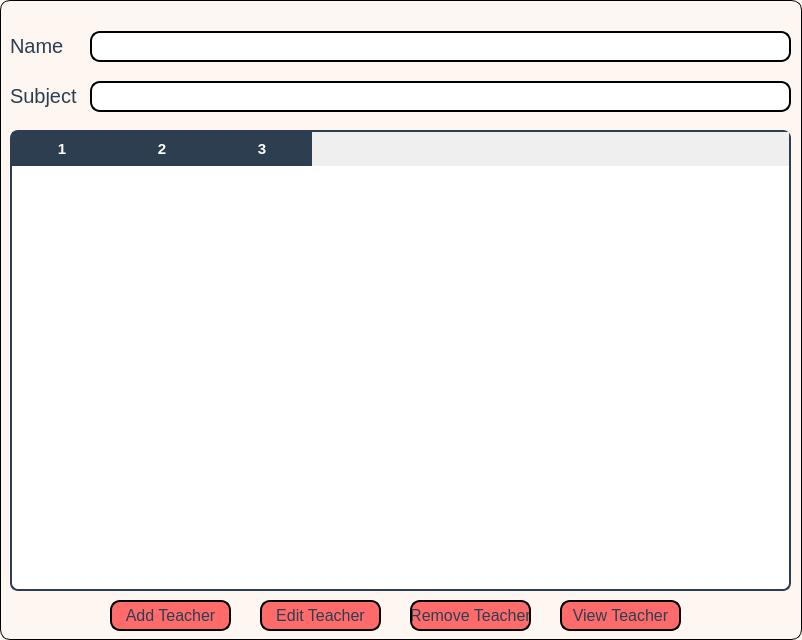
First picture: the form in AdminPanel/TeacherManagement.ui, repository sarimkhan4/SchoolManagementSystem, before the edit.
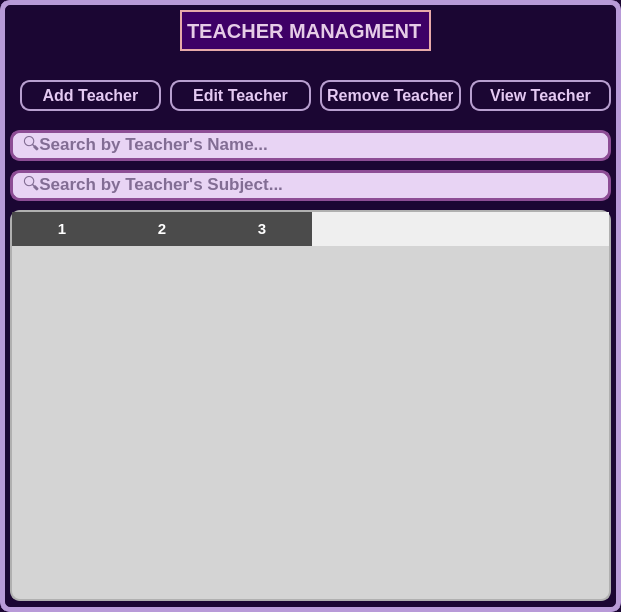
Second picture: the form after the edit.

```diff
--- a/AdminPanel/TeacherManagement.ui
+++ b/AdminPanel/TeacherManagement.ui
@@ -6,8 +6,8 @@
    <rect>
     <x>0</x>
     <y>0</y>
-    <width>802</width>
-    <height>640</height>
+    <width>621</width>
+    <height>612</height>
    </rect>
   </property>
   <property name="windowTitle">
@@ -15,8 +15,8 @@
   </property>
   <property name="styleSheet">
    <string notr="true">QDialog#TeacherManagement {
-        background-color: #fef6f0   ;
-        border: 1px solid black;
+        background-color:#1B0633;
+border:5px solid #B89AD8;
         border-radius: 10%;
 }</string>
   </property>
@@ -24,28 +24,29 @@
    <property name="geometry">
     <rect>
      <x>10</x>
-     <y>130</y>
-     <width>781</width>
-     <height>461</height>
+     <y>210</y>
+     <width>601</width>
+     <height>391</height>
     </rect>
    </property>
    <property name="styleSheet">
     <string notr="true">QTableWidget#teacherTable {
-    border: 1.5px solid #2c3e50;
-    border-radius: 8px;
-    background-color: #ffffff;
+      border: 1.5px solid #b0b0b0;  /* Softer grey border */
+    border-radius: 10px;
+    background-color: #d4d4d4;    /* Lighter table background */
     font-family: 'Segoe UI', sans-serif;
     font-size: 11pt;
-    color: #2c3e50;
-    gridline-color: #ecf0f1;
-    alternate-background-color: #f7f9fa;
-    selection-background-color: #d6eaf8;
-    selection-color: #1a252f;
+    color: #1f1f1f;
+    gridline-color: #bcbcbc;      /* Mid grey grid lines */
+    alternate-background-color: #e2e2e2;  /* Subtle row alternation */
+    selection-background-color: #b0b0b0;  /* Visible selection */
+    selection-color: #000000;
+    font-weight: 500;
 }
 
 QHeaderView::section {
-    background-color: #2c3e50;
-    color: white;
+    background-color: #4b4b4b;    /* Darker grey header */
+    color: #ffffff;               /* Light font for contrast */
     font-weight: bold;
     font-size: 11pt;
     padding: 6px;
@@ -54,18 +55,20 @@
 }
 
 QTableWidget QTableCornerButton::section {
-    background-color: #2c3e50;
+   background-color: #8a8a8a;    /* Match header color */
     border: none;
 }
 
 QTableWidget::item {
-    padding: 6px;
-    font-size: 10.5pt;
+      padding: 8px 10px;
+    font-size: 10pt;
+    color: #1f1f1f;
+    background-color: transparent;
 }
 
 QTableWidget::item:selected {
-    background-color: #d6eaf8;
-    color: #1a252f;
+    background-color: #b0b0b0;
+    color: #000000;
 }
 </string>
    </property>
@@ -83,100 +86,83 @@
    <column/>
    <column/>
   </widget>
-  <widget class="QLabel" name="labelSubject">
-   <property name="geometry">
-    <rect>
-     <x>10</x>
-     <y>80</y>
-     <width>71</width>
-     <height>31</height>
-    </rect>
-   </property>
-   <property name="styleSheet">
-    <string notr="true">QLabel#labelSubject {
-        font-size: 20px;
-        color: #2c3e50 ;
-}</string>
-   </property>
-   <property name="text">
-    <string>Subject</string>
-   </property>
-  </widget>
-  <widget class="QLabel" name="labelName">
-   <property name="geometry">
-    <rect>
-     <x>10</x>
-     <y>30</y>
-     <width>71</width>
-     <height>31</height>
-    </rect>
-   </property>
-   <property name="styleSheet">
-    <string notr="true">QLabel#labelName {
-        font-size: 20px;
-        color: #2c3e50 ;
-}</string>
-   </property>
-   <property name="text">
-    <string>Name</string>
-   </property>
-  </widget>
   <widget class="QLineEdit" name="subjectLineEdit">
    <property name="geometry">
     <rect>
-     <x>90</x>
-     <y>81</y>
-     <width>701</width>
+     <x>10</x>
+     <y>170</y>
+     <width>601</width>
      <height>31</height>
     </rect>
    </property>
    <property name="styleSheet">
     <string notr="true">QLineEdit#subjectLineEdit {
-    color: black;;
-    border: 1.5px solid black;;
+    color:#1B0633;
+    border: 3px solid #8d4d95;
     border-radius: 10px;
-        font-size: 16px;
-        padding: 0px 8px 0px 8px;
+        font-size: 17px;
+font-weight: 570;
+padding: 0px 8px 0px 8px;
+background-color: #E8D4F4 ;
+
 }
 </string>
    </property>
+   <property name="text">
+    <string/>
+   </property>
+   <property name="placeholderText">
+    <string>🔍Search by Teacher's Subject...</string>
+   </property>
   </widget>
   <widget class="QLineEdit" name="nameLineEdit">
    <property name="geometry">
     <rect>
-     <x>90</x>
-     <y>31</y>
-     <width>701</width>
+     <x>10</x>
+     <y>130</y>
+     <width>601</width>
      <height>31</height>
     </rect>
    </property>
    <property name="styleSheet">
     <string notr="true">QLineEdit#nameLineEdit {
-    color: black;;
-    border: 1.5px solid black;;
+     color:#1B0633;
+    border: 3px solid #8d4d95;
     border-radius: 10px;
-        font-size: 16px;
-        padding: 0px 8px 0px 8px;
+        font-size: 17px;
+font-weight: 570;
+padding: 0px 8px 0px 8px;
+background-color: #E8D4F4 ;
 }
 </string>
    </property>
+   <property name="text">
+    <string/>
+   </property>
+   <property name="placeholderText">
+    <string>🔍Search by Teacher's Name...</string>
+   </property>
   </widget>
   <widget class="QPushButton" name="editTeacherButton">
    <property name="geometry">
     <rect>
-     <x>260</x>
-     <y>600</y>
-     <width>121</width>
+     <x>170</x>
+     <y>80</y>
+     <width>141</width>
      <height>31</height>
     </rect>
    </property>
    <property name="styleSheet">
     <string notr="true">QPushButton#editTeacherButton {
-    background-color: #ff6b6b;
-    border: 1.5px solid black;
+   border: 1.5px solid #B89FD0;
     border-radius: 10px;
+    padding: 6px;
     font-size: 16px;
-color: #2c3e50 ;
+background: qlineargradient(x1:0, y1:0, x2:1, y2:1,
+                            stop:0 rgb(95, 2, 95),
+                            stop:1 rgb(216, 181, 221));
+color:#e4c9f2;
+font-weight:700;
 }
 
 QPushButton#editTeacherButton:hover {
@@ -196,19 +182,23 @@
    </property>
    <property name="geometry">
     <rect>
-     <x>560</x>
-     <y>600</y>
-     <width>121</width>
+     <x>470</x>
+     <y>80</y>
+     <width>141</width>
      <height>31</height>
     </rect>
    </property>
    <property name="styleSheet">
     <string notr="true">QPushButton#viewTeacherButton {
-    background-color: #ff6b6b;
-    border: 1.5px solid black;
+     border: 1.5px solid #B89FD0;
     border-radius: 10px;
+    padding: 6px;
     font-size: 16px;
-color: #2c3e50 ;
+background: qlineargradient(x1:0, y1:0, x2:1, y2:1,
+                            stop:0 rgb(95, 2, 95),
+                            stop:1 rgb(216, 181, 221));
+color:#e4c9f2;
+font-weight:700;
 }
 
 QPushButton#viewTeacherButton:hover {
@@ -225,19 +215,23 @@
   <widget class="QPushButton" name="removeTeacherButton">
    <property name="geometry">
     <rect>
-     <x>410</x>
-     <y>600</y>
-     <width>121</width>
+     <x>320</x>
+     <y>80</y>
+     <width>141</width>
      <height>31</height>
     </rect>
    </property>
    <property name="styleSheet">
     <string notr="true">QPushButton#removeTeacherButton {
-    background-color: #ff6b6b;
-    border: 1.5px solid black;
+  border: 1.5px solid #B89FD0;
     border-radius: 10px;
+    padding: 6px;
     font-size: 16px;
-color: #2c3e50 ;
+background: qlineargradient(x1:0, y1:0, x2:1, y2:1,
+                            stop:0 rgb(95, 2, 95),
+                            stop:1 rgb(216, 181, 221));
+color:#e4c9f2;
+font-weight:700;
 }
 
 QPushButton#removeTeacherButton:hover {
@@ -255,19 +249,23 @@
   <widget class="QPushButton" name="addTeacherButton">
    <property name="geometry">
     <rect>
-     <x>110</x>
-     <y>600</y>
-     <width>121</width>
+     <x>20</x>
+     <y>80</y>
+     <width>141</width>
      <height>31</height>
     </rect>
    </property>
    <property name="styleSheet">
     <string notr="true">QPushButton#addTeacherButton {
-    background-color: #ff6b6b;
-    border: 1.5px solid black;
+    border: 1.5px solid #B89FD0;
     border-radius: 10px;
+    padding: 6px;
     font-size: 16px;
-color: #2c3e50 ;
+background: qlineargradient(x1:0, y1:0, x2:1, y2:1,
+                            stop:0 rgb(95, 2, 95),
+                            stop:1 rgb(216, 181, 221));
+color:#e4c9f2;
+font-weight:700;
 }
 
 QPushButton#addTeacherButton:hover {
@@ -281,6 +279,30 @@
     <string>Add Teacher</string>
    </property>
   </widget>
+  <widget class="QLabel" name="label">
+   <property name="geometry">
+    <rect>
+     <x>180</x>
+     <y>10</y>
+     <width>251</width>
+     <height>41</height>
+    </rect>
+   </property>
+   <property name="styleSheet">
+    <string notr="true">QLabel#label {
+  background-color: #3E0066;
+  color: #E6CCE7;
+  border: 2px solid #E7A9A9;
+  font-weight: bold;
+  font-size: 20px;
+  text-align: center;
+
+}</string>
+   </property>
+   <property name="text">
+    <string>TEACHER MANAGMENT</string>
+   </property>
+  </widget>
  </widget>
  <resources/>
  <connections/>
```
Left out of the diff: 16 changed lines with no effect on the pictures.
